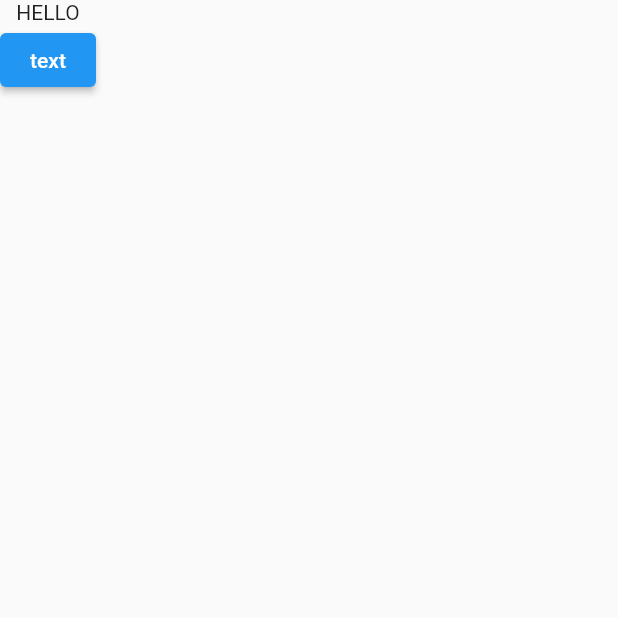
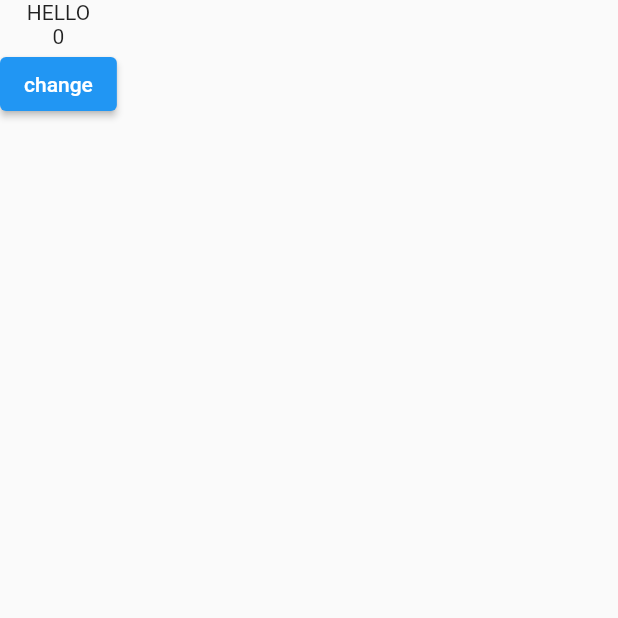
Before and after one commit to nguyenphuochai1998/test_flutter_provider_custom, a Flutter app: the screen it shows after launch, on a phone screen of 412 x 824 dp, the top half of it. Run offline on Flutter 3.47's test engine with Material 2 defaults, Android fonts, the phone set to English and light mode, and no system bars.

Commit message:
update_provider_change_2_value

```diff
--- a/lib/main.dart
+++ b/lib/main.dart
@@ -11,6 +11,7 @@ class MyApp extends StatelessWidget {
   @override
   Widget build(BuildContext context) {
     const providerKey = 'SIMPLE_PROVIDER';
+    const providerKey2 = 'SIMPLE_PROVIDER2';
     const valueString = 'HELLO';
     return MaterialApp(
       title: 'Flutter Demo',
@@ -19,7 +20,8 @@ class MyApp extends StatelessWidget {
       ),
       home: ProviderController(
           providers: [
-            Provider<String?>(providerKey: providerKey, value: valueString)
+            Provider<String?>(providerKey: providerKey, value: valueString),
+            Provider<int>(providerKey: providerKey2, value: 0)
           ],
           builderChild: () {
             return ProviderControllerPage(title: 'Flutter Demo Home Page');
@@ -39,30 +41,35 @@ class ProviderControllerPage extends StatefulWidget {
 
 class ProviderControllerPageState extends State<ProviderControllerPage> {
   String title = "check hey";
-  int count =0;
   @override
   Widget build(BuildContext context) {
+    const providerKey2 = 'SIMPLE_PROVIDER2';
     const providerKey = 'SIMPLE_PROVIDER';
     const valueString = 'HELLO';
     return Scaffold(
       body: SafeArea(
-        child: Consumer(
-          providerKey: providerKey,
-          builder: (context, value) {
-            return Column(
-              children: [
-                Text(value.toString()),
-                ElevatedButton(
-                  onPressed: () {
-                    ProviderController.of(context)
-                        .getProviderByKey(key: providerKey)!
-                        .setValue("newValue ${count ++}");
-                  },
-                  child: Text("text"),
-                )
-              ],
-            );
-          },
+        child: Column(
+          children: [
+            Consumer(
+              providerKey: providerKey,
+              builder: (context, value) {
+                return Text(value.toString());
+              },
+            ),
+            Consumer(providerKey: providerKey2, builder: (context,value){
+              int data = value as int;
+              return Text('$data');
+            }),
+            ElevatedButton(onPressed: (){
+              int count = ProviderController.of(context).getProviderByKey(key: providerKey2)!.getValue();
+              ProviderController.of(context)
+                  .getProviderByKey(key: providerKey)!
+                  .setValue("newValue ${++ count }");
+              ProviderController.of(context)
+                  .getProviderByKey(key: providerKey2)!
+                  .setValue(count ++);
+            }, child: Text("change"))
+          ],
         ),
       ),
     );
```
